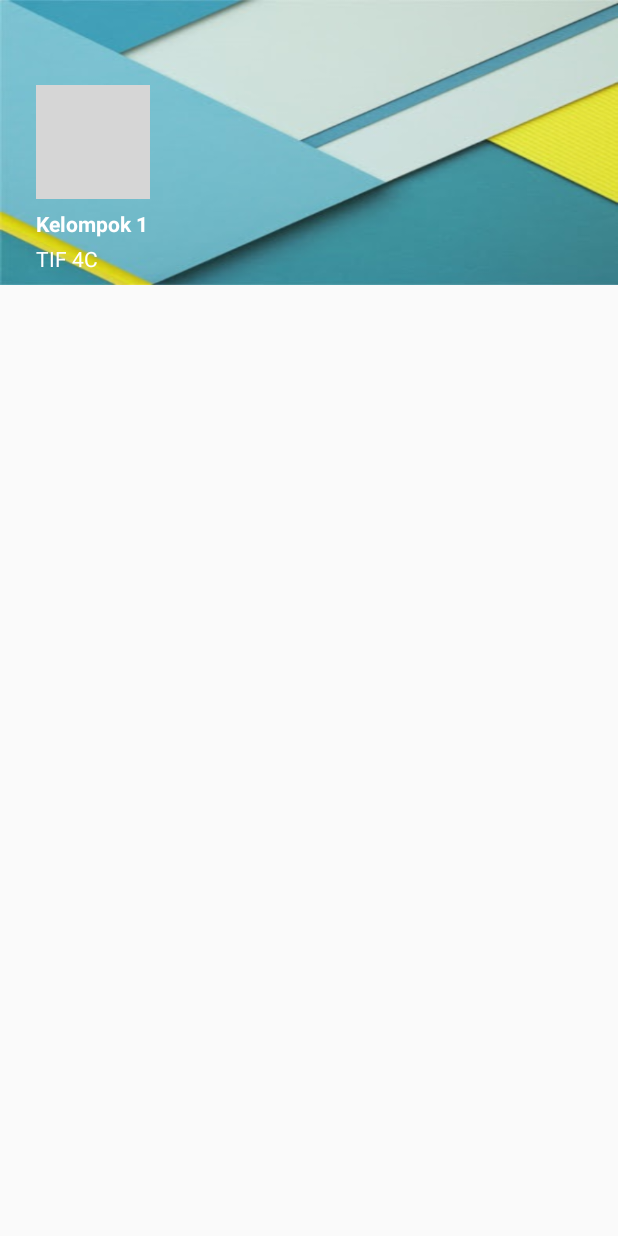
After one commit to adryanev/Dasar-Islam, an Android app: the layout header.xml on its own in the app's theme, with its tools: preview values and no code run, on a phone screen of 412 x 824 dp. The commit adds this screen. Run offline under Robolectric (Android 15) with nearby library versions, the phone set to English and light mode, and no system bars; grey boxes are pictures that could not be loaded.

Commit message:
second commit

```diff
--- a/app/build.gradle
+++ b/app/build.gradle
@@ -23,4 +23,10 @@ dependencies {
     compile fileTree(dir: 'libs', include: ['*.jar'])
     testCompile 'junit:junit:4.12'
     compile 'com.android.support:appcompat-v7:23.4.0'
+    compile 'de.hdodenhof:circleimageview:1.3.0'
+    compile 'com.android.support:design:23.4.0'
+    compile 'com.android.support:appcompat-v7:23.4.0'
+    compile 'com.android.support:recyclerview-v7:23.4.0'
+    compile 'com.android.support:cardview-v7:23.4.0'
+    compile 'com.android.support:design:23.4.0'
 }
--- /dev/null
+++ b/app/src/main/res/layout/header.xml
@@ -0,0 +1,49 @@
+<?xml version="1.0" encoding="utf-8"?>
+<RelativeLayout xmlns:android="http://schemas.android.com/apk/res/android"
+    android:layout_width="match_parent"
+    android:layout_height="190dp"
+    android:background="@drawable/background_material"
+    android:orientation="vertical">
+
+    <de.hdodenhof.circleimageview.CircleImageView
+        xmlns:app="http://schemas.android.com/apk/res-auto"
+        android:id="@+id/profile_image"
+        android:layout_width="76dp"
+        android:layout_height="76dp"
+        app:border_color="#FF000000"
+        android:layout_marginLeft="24dp"
+        android:layout_centerVertical="true"
+        android:layout_alignParentLeft="true"
+        android:layout_alignParentStart="true"
+        android:layout_marginStart="24dp"
+        android:src="@drawable/owner"/>
+
+
+    <TextView
+        android:layout_width="wrap_content"
+        android:layout_height="wrap_content"
+        android:text="Kelompok 1"
+        android:textSize="14sp"
+        android:textColor="#FFF"
+        android:textStyle="bold"
+        android:gravity="left"
+        android:paddingBottom="4dp"
+        android:id="@+id/username"
+        android:layout_above="@+id/email"
+        android:layout_alignLeft="@+id/profile_image"
+        android:layout_alignStart="@+id/profile_image" />
+
+    <TextView
+        android:layout_width="wrap_content"
+        android:layout_height="wrap_content"
+        android:text="TIF 4C"
+        android:id="@+id/email"
+        android:gravity="left"
+        android:layout_marginBottom="8dp"
+        android:textSize="14sp"
+        android:textColor="#fff"
+        android:layout_alignParentBottom="true"
+        android:layout_alignLeft="@+id/username"
+        android:layout_alignStart="@+id/username" />
+
+</RelativeLayout>
--- a/app/src/main/res/values/colors.xml
+++ b/app/src/main/res/values/colors.xml
@@ -1,6 +1,11 @@
 <?xml version="1.0" encoding="utf-8"?>
 <resources>
-    <color name="colorPrimary">#3F51B5</color>
-    <color name="colorPrimaryDark">#303F9F</color>
-    <color name="colorAccent">#FF4081</color>
+    <color name="colorPrimary">#8BC34A</color>
+    <color name="colorPrimaryDark">#689F38</color>
+    <color name="colorAccent">#4CAF50</color>
+    <color name="colorPrimaryLight">#DCEDC8</color>
+    <color name="colorPrimaryText">#212121</color>
+    <color name="colorSecondaryText">#727272</color>
+    <color name="colorTextIcons">#212121</color>
+    <color name="colorDivider">#B6B6B6</color>
 </resources>
```
Also changed, not shown: app/src/main/res/layout/activity_main.xml (+27 -10 lines), app/src/main/res/menu/drawer.xml (added, +25 -0 lines), app/src/main/res/drawable/background_material.jpg (added).
